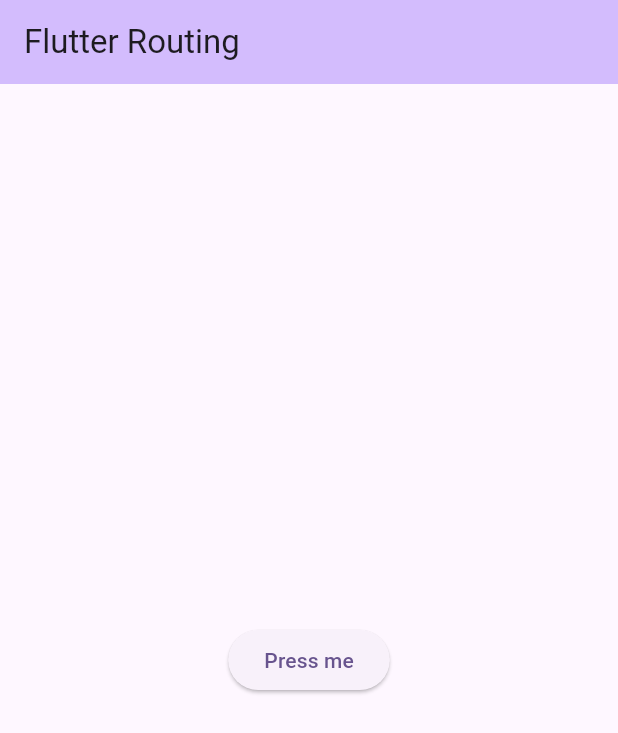
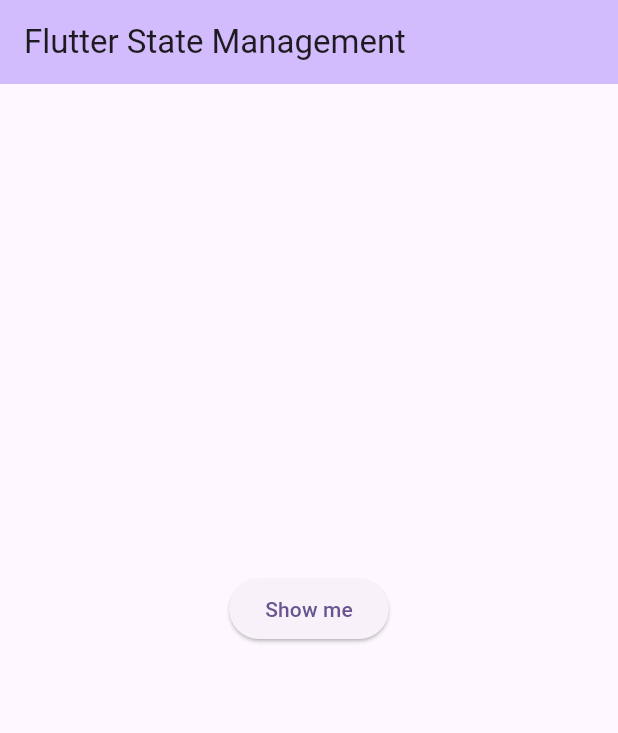
Before and after one commit to creativeprashant007/routing, a Flutter app: the screen it shows after launch, on a phone screen of 412 x 824 dp. Shown: the top 733 px of the screen. Run offline on Flutter 3.47's test engine with Material 3 defaults, Android fonts, the phone set to English and light mode, and no system bars.

Commit message:
state management

```diff
--- a/lib/home.dart
+++ b/lib/home.dart
@@ -12,19 +12,44 @@ class MyHomePage extends StatefulWidget {
 }
 
 class _MyHomePageState extends State<MyHomePage> {
+  bool _toggle = false;
+
+  void showToggle() {
+    setState(() {
+      _toggle = !_toggle;
+    });
+  }
+
   @override
   Widget build(BuildContext context) {
     return Scaffold(
         appBar: AppBar(
           backgroundColor: Theme.of(context).colorScheme.inversePrimary,
-          title: const Text("Flutter Routing"),
+          title: const Text("Flutter State Management"),
         ),
-        body: Center(
-          child: ElevatedButton(
-              onPressed: () {
-                Navigator.pushNamed(context, const SecondPage().route);
-              },
-              child: const Text("Press me")),
+        body: SizedBox(
+          width: double.infinity,
+          height: 700,
+          child: Column(
+            mainAxisAlignment: MainAxisAlignment.center,
+            crossAxisAlignment: CrossAxisAlignment.center,
+            children: [
+              Visibility(
+                  visible: _toggle,
+                  child: const Text(
+                    "Widget is visible",
+                    style: TextStyle(
+                        fontSize: 24,
+                        fontWeight: FontWeight.bold,
+                        color: Colors.red),
+                  )),
+              ElevatedButton(
+                  onPressed: () {
+                    showToggle();
+                  },
+                  child: Text(!_toggle ? "Show me" : "Hide me")),
+            ],
+          ),
         ));
   }
 }
```
